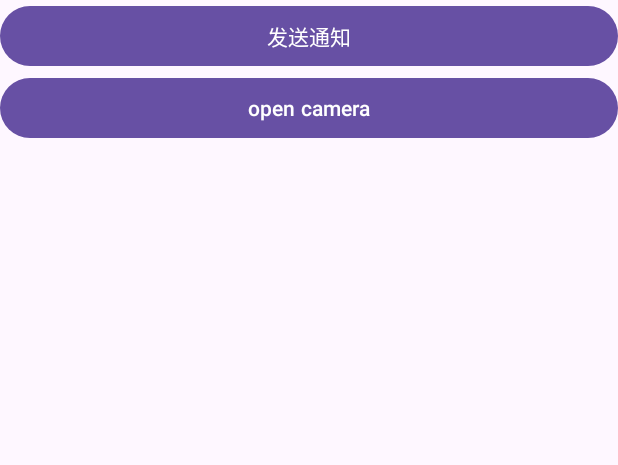
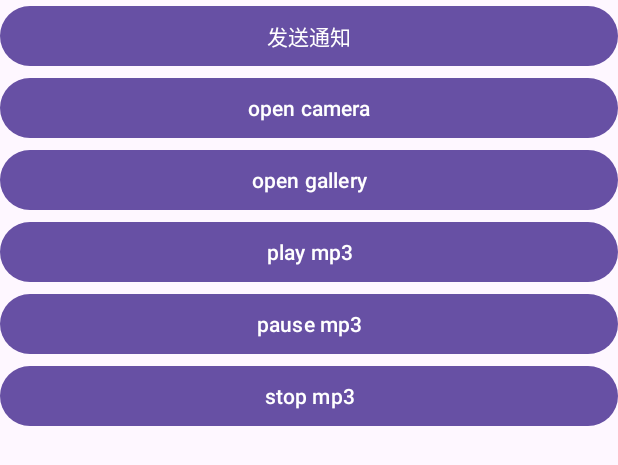
Before and after one commit to AKA-LinCoder/KotlinLearning, an Android app: the layout activity_notification.xml on its own in the app's theme, with its tools: preview values and no code run, on a phone screen of 412 x 824 dp. Shown: the top 465 px of the screen. Run offline under Robolectric (Android 15) with nearby library versions, the phone set to English and light mode, and no system bars; network calls fail.

Commit message:
播放MP3

```diff
--- a/app/src/main/res/layout/activity_notification.xml
+++ b/app/src/main/res/layout/activity_notification.xml
@@ -13,6 +13,26 @@
         android:layout_width="match_parent"
         android:layout_height="wrap_content"
         android:text="open camera" />
+    <Button
+        android:id="@+id/btn_open_gallery"
+        android:layout_width="match_parent"
+        android:layout_height="wrap_content"
+        android:text="open gallery" />
+    <Button
+        android:layout_width="match_parent"
+        android:layout_height="wrap_content"
+        android:id="@+id/playmp3"
+        android:text="play mp3" />
+    <Button
+        android:layout_width="match_parent"
+        android:layout_height="wrap_content"
+        android:id="@+id/pauseymp3"
+        android:text="pause mp3" />
+    <Button
+        android:layout_width="match_parent"
+        android:layout_height="wrap_content"
+        android:id="@+id/stopmp3"
+        android:text="stop mp3" />
     <ImageView
         android:layout_width="match_parent"
         android:layout_height="wrap_content"
```
Also changed, not shown: app/src/main/java/com/echo/kotlinlearning/media/NotificationActivity.kt (+48 -1 lines), 2 other files.
